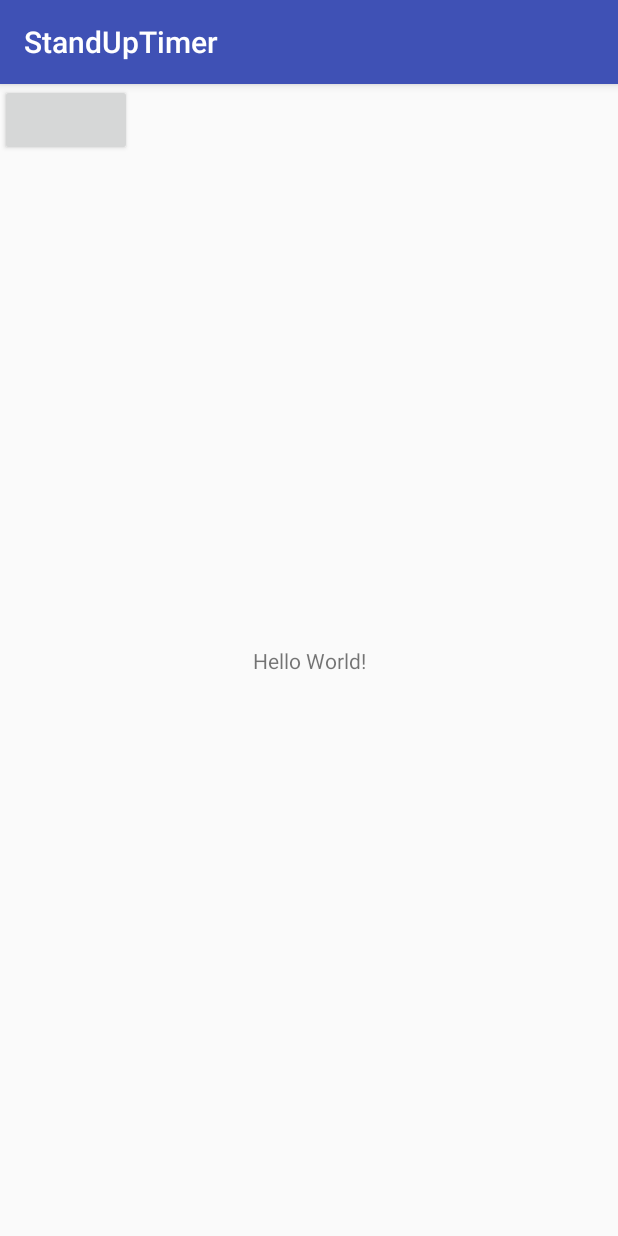
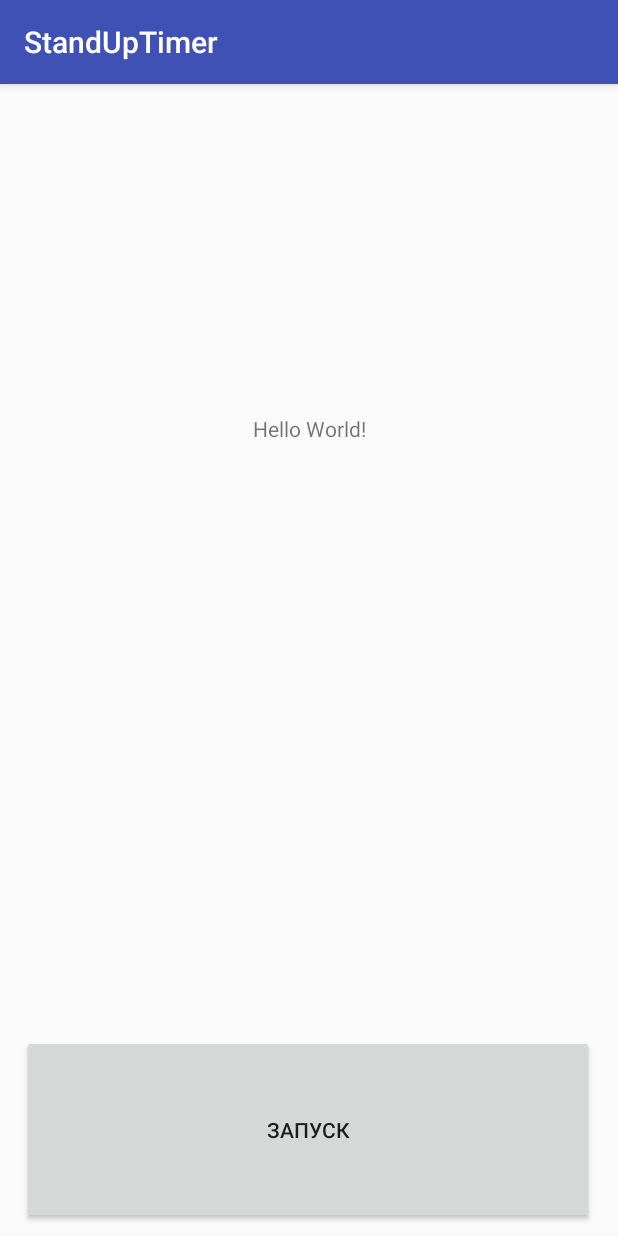
Before and after one commit to AKFrick/StandUpTimer, an Android app: the screen it shows after launch (MainActivity), on a phone screen of 412 x 824 dp. Run offline under Robolectric (Android 15) with nearby library versions, the phone set to English and light mode, and no system bars.

```diff
--- a/app/src/main/java/com/akf/standuptimer/MainActivity.java
+++ b/app/src/main/java/com/akf/standuptimer/MainActivity.java
@@ -1,11 +1,16 @@
 package com.akf.standuptimer;
 
+import android.app.Activity;
+import android.content.Context;
+import android.media.AudioManager;
+import android.media.MediaPlayer;
 import android.support.v7.app.AppCompatActivity;
 import android.os.Bundle;
 import android.view.View;
 import android.widget.Button;
 import android.widget.TextView;
 
+import java.io.IOException;
 import java.util.Timer;
 import java.util.TimerTask;
 
@@ -30,14 +35,16 @@ public class MainActivity extends AppCompatActivity {
             @Override
             public void onClick(View view) {
                 timer = new Timer();
-                myTimerTask = new MyTimerTask(textView);
+                myTimerTask = new MyTimerTask(textView, MainActivity.this);
                 timer.schedule(myTimerTask, 5000);
             }
         });
     }
     class MyTimerTask extends TimerTask {
         private TextView textView;
-        MyTimerTask(TextView textView){
+        Activity activity;
+        MyTimerTask(TextView textView, Activity activity){
+            this.activity = activity;
             this.textView = textView;
         }
         @Override
@@ -46,7 +53,7 @@ public class MainActivity extends AppCompatActivity {
             runOnUiThread(new Runnable(){
                 @Override
                 public void run(){
-                    textView.setText("Работает!");
+
                 }
             });
         }
--- a/app/src/main/res/layout/activity_main.xml
+++ b/app/src/main/res/layout/activity_main.xml
@@ -14,10 +14,23 @@
         app:layout_constraintBottom_toBottomOf="parent"
         app:layout_constraintLeft_toLeftOf="parent"
         app:layout_constraintRight_toRightOf="parent"
-        app:layout_constraintTop_toTopOf="parent" />
+        app:layout_constraintTop_toTopOf="parent"
+        app:layout_constraintVertical_bias="0.294" />
+
     <Button
         android:id="@+id/button"
-        android:layout_width="wrap_content"
-        android:layout_height="wrap_content" />
+        android:layout_width="381dp"
+        android:layout_height="126dp"
+        android:layout_marginBottom="8dp"
+        android:layout_marginEnd="8dp"
+        android:layout_marginStart="8dp"
+        android:layout_marginTop="8dp"
+        android:text="ЗАПУСК"
+        app:layout_constraintBottom_toBottomOf="parent"
+        app:layout_constraintEnd_toEndOf="parent"
+        app:layout_constraintHorizontal_bias="0.461"
+        app:layout_constraintStart_toStartOf="parent"
+        app:layout_constraintTop_toBottomOf="@+id/textView"
+        app:layout_constraintVertical_bias="1.0" />
 
 </android.support.constraint.ConstraintLayout>
```
Also changed, not shown: 1 other file.
